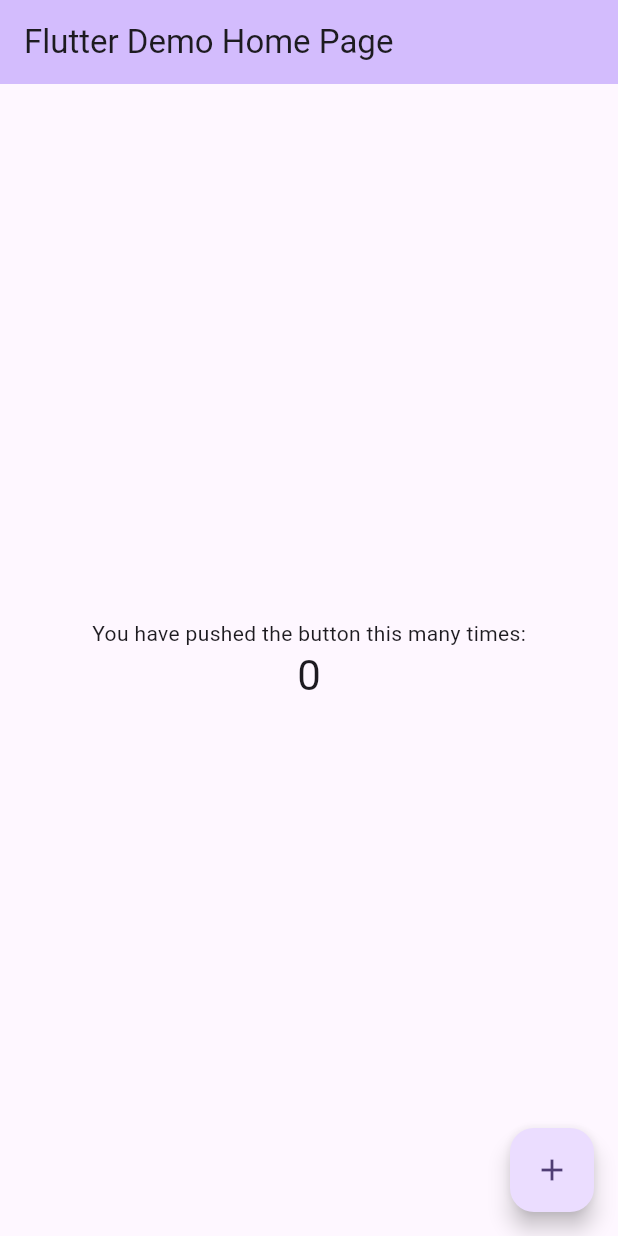
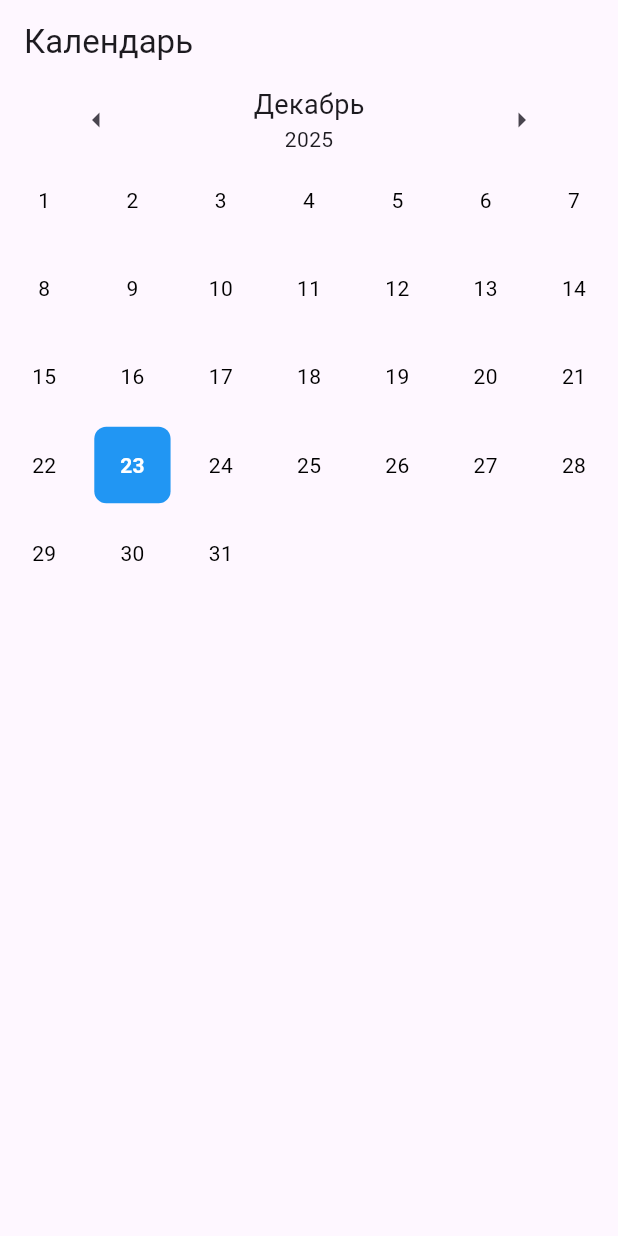
Before and after one commit to BusyHand/mobile_course, a Flutter app: the screen it shows after launch, on a phone screen of 412 x 824 dp. Run offline on Flutter 3.47's test engine with Material 3 defaults, Android fonts, the phone set to English and light mode, and no system bars.

Commit message:
Lab-4 init commit

```diff
--- /dev/null
+++ b/lib/controllers/calendar_controller.dart
@@ -0,0 +1,48 @@
+import 'package:flutter/material.dart';
+
+import '../models/calendar_model.dart';
+
+class CalendarController extends ChangeNotifier {
+  late CalendarModel _model;
+
+  CalendarController() {
+    final now = DateTime.now();
+    _model = CalendarModel(year: now.year, month: now.month);
+  }
+
+  CalendarModel get model => _model;
+
+  void nextMonth() {
+    if (_model.month == 12) {
+      _model = CalendarModel(year: _model.year + 1, month: 1);
+    } else {
+      _model = CalendarModel(year: _model.year, month: _model.month + 1);
+    }
+    notifyListeners();
+  }
+
+  void prevMonth() {
+    if (_model.month == 1) {
+      _model = CalendarModel(year: _model.year - 1, month: 12);
+    } else {
+      _model = CalendarModel(year: _model.year, month: _model.month - 1);
+    }
+    notifyListeners();
+  }
+
+  void setYear(int year) {
+    _model = CalendarModel(year: year, month: _model.month);
+    notifyListeners();
+  }
+
+  void goToToday() {
+    final now = DateTime.now();
+    _model = CalendarModel(year: now.year, month: now.month);
+    notifyListeners();
+  }
+
+  bool get isCurrentMonth {
+    final now = DateTime.now();
+    return now.year == _model.year && now.month == _model.month;
+  }
+}
--- a/lib/main.dart
+++ b/lib/main.dart
@@ -1,121 +1,24 @@
 import 'package:flutter/material.dart';
+import 'package:provider/provider.dart';
+
+import 'controllers/calendar_controller.dart';
+import 'screens/calendar_screen.dart';
 
 void main() {
-  runApp(const MyApp());
+  runApp(const CalendarApp());
 }
 
-class MyApp extends StatelessWidget {
-  const MyApp({super.key});
-
-  // This widget is the root of your application.
-  @override
-  Widget build(BuildContext context) {
-    return MaterialApp(
-      title: 'Flutter Demo',
-      theme: ThemeData(
-        // This is the theme of your application.
-        //
-        // TRY THIS: Try running your application with "flutter run". You'll see
-        // the application has a purple toolbar. Then, without quitting the app,
-        // try changing the seedColor in the colorScheme below to Colors.green
-        // and then invoke "hot reload" (save your changes or press the "hot
-        // reload" button in a Flutter-supported IDE, or press "r" if you used
-        // the command line to start the app).
-        //
-        // Notice that the counter didn't reset back to zero; the application
-        // state is not lost during the reload. To reset the state, use hot
-        // restart instead.
-        //
-        // This works for code too, not just values: Most code changes can be
-        // tested with just a hot reload.
-        colorScheme: .fromSeed(seedColor: Colors.deepPurple),
-      ),
-      home: const MyHomePage(title: 'Flutter Demo Home Page'),
-    );
-  }
-}
-
-class MyHomePage extends StatefulWidget {
-  const MyHomePage({super.key, required this.title});
-
-  // This widget is the home page of your application. It is stateful, meaning
-  // that it has a State object (defined below) that contains fields that affect
-  // how it looks.
-
-  // This class is the configuration for the state. It holds the values (in this
-  // case the title) provided by the parent (in this case the App widget) and
-  // used by the build method of the State. Fields in a Widget subclass are
-  // always marked "final".
-
-  final String title;
-
-  @override
-  State<MyHomePage> createState() => _MyHomePageState();
-}
-
-class _MyHomePageState extends State<MyHomePage> {
-  int _counter = 0;
-
-  void _incrementCounter() {
-    setState(() {
-      // This call to setState tells the Flutter framework that something has
-      // changed in this State, which causes it to rerun the build method below
-      // so that the display can reflect the updated values. If we changed
-      // _counter without calling setState(), then the build method would not be
-      // called again, and so nothing would appear to happen.
-      _counter++;
-    });
-  }
+class CalendarApp extends StatelessWidget {
+  const CalendarApp({super.key});
 
   @override
   Widget build(BuildContext context) {
-    // This method is rerun every time setState is called, for instance as done
-    // by the _incrementCounter method above.
-    //
-    // The Flutter framework has been optimized to make rerunning build methods
-    // fast, so that you can just rebuild anything that needs updating rather
-    // than having to individually change instances of widgets.
-    return Scaffold(
-      appBar: AppBar(
-        // TRY THIS: Try changing the color here to a specific color (to
-        // Colors.amber, perhaps?) and trigger a hot reload to see the AppBar
-        // change color while the other colors stay the same.
-        backgroundColor: Theme.of(context).colorScheme.inversePrimary,
-        // Here we take the value from the MyHomePage object that was created by
-        // the App.build method, and use it to set our appbar title.
-        title: Text(widget.title),
-      ),
-      body: Center(
-        // Center is a layout widget. It takes a single child and positions it
-        // in the middle of the parent.
-        child: Column(
-          // Column is also a layout widget. It takes a list of children and
-          // arranges them vertically. By default, it sizes itself to fit its
-          // children horizontally, and tries to be as tall as its parent.
-          //
-          // Column has various properties to control how it sizes itself and
-          // how it positions its children. Here we use mainAxisAlignment to
-          // center the children vertically; the main axis here is the vertical
-          // axis because Columns are vertical (the cross axis would be
-          // horizontal).
-          //
-          // TRY THIS: Invoke "debug painting" (choose the "Toggle Debug Paint"
-          // action in the IDE, or press "p" in the console), to see the
-          // wireframe for each widget.
-          mainAxisAlignment: .center,
-          children: [
-            const Text('You have pushed the button this many times:'),
-            Text(
-              '$_counter',
-              style: Theme.of(context).textTheme.headlineMedium,
-            ),
-          ],
-        ),
-      ),
-      floatingActionButton: FloatingActionButton(
-        onPressed: _incrementCounter,
-        tooltip: 'Increment',
-        child: const Icon(Icons.add),
+    return ChangeNotifierProvider(
+      create: (_) => CalendarController(),
+      child: MaterialApp(
+        title: 'Calendar',
+        theme: ThemeData(useMaterial3: true),
+        home: const CalendarScreen(),
       ),
     );
   }
--- /dev/null
+++ b/lib/models/calendar_model.dart
@@ -0,0 +1,17 @@
+class CalendarModel {
+  final int year;
+  final int month;
+
+  CalendarModel({required this.year, required this.month});
+
+  DateTime get firstDay => DateTime(year, month, 1);
+
+  int get daysInMonth => DateTime(year, month + 1, 0).day;
+
+  int get firstWeekday => firstDay.weekday; // 1..7 (Mon..Sun)
+
+  bool isToday(int day) {
+    final now = DateTime.now();
+    return now.year == year && now.month == month && now.day == day;
+  }
+}
--- /dev/null
+++ b/lib/screens/calendar_screen.dart
@@ -0,0 +1,30 @@
+import 'package:flutter/material.dart';
+import 'package:provider/provider.dart';
+
+import '../controllers/calendar_controller.dart';
+import '../widgets/calendar_grid.dart';
+import '../widgets/calendar_header.dart';
+
+class CalendarScreen extends StatelessWidget {
+  const CalendarScreen({super.key});
+
+  @override
+  Widget build(BuildContext context) {
+    final controller = context.watch<CalendarController>();
+
+    return Scaffold(
+      appBar: AppBar(title: const Text('Календарь')),
+      body: Column(
+        children: [
+          CalendarHeader(controller: controller),
+          CalendarGrid(model: controller.model),
+          if (!controller.isCurrentMonth)
+            ElevatedButton(
+              onPressed: controller.goToToday,
+              child: const Text('Вернуться к текущему месяцу'),
+            ),
+        ],
+      ),
+    );
+  }
+}
--- /dev/null
+++ b/lib/widgets/calendar_grid.dart
@@ -0,0 +1,25 @@
+import 'package:flutter/material.dart';
+
+import '../models/calendar_model.dart';
+import 'day_cell.dart';
+
+class CalendarGrid extends StatelessWidget {
+  final CalendarModel model;
+
+  const CalendarGrid({super.key, required this.model});
+
+  @override
+  Widget build(BuildContext context) {
+    final days = <Widget>[];
+
+    for (int i = 1; i < model.firstWeekday; i++) {
+      days.add(const SizedBox());
+    }
+
+    for (int day = 1; day <= model.daysInMonth; day++) {
+      days.add(DayCell(day: day, isToday: model.isToday(day)));
+    }
+
+    return Expanded(child: GridView.count(crossAxisCount: 7, children: days));
+  }
+}
--- /dev/null
+++ b/lib/widgets/calendar_header.dart
@@ -0,0 +1,48 @@
+import 'package:flutter/material.dart';
+
+import '../controllers/calendar_controller.dart';
+
+class CalendarHeader extends StatelessWidget {
+  final CalendarController controller;
+
+  const CalendarHeader({super.key, required this.controller});
+
+  @override
+  Widget build(BuildContext context) {
+    final monthName = [
+      '',
+      'Январь',
+      'Февраль',
+      'Март',
+      'Апрель',
+      'Май',
+      'Июнь',
+      'Июль',
+      'Август',
+      'Сентябрь',
+      'Октябрь',
+      'Ноябрь',
+      'Декабрь',
+    ][controller.model.month];
+
+    return Row(
+      mainAxisAlignment: MainAxisAlignment.spaceAround,
+      children: [
+        IconButton(
+          icon: const Icon(Icons.arrow_left),
+          onPressed: controller.prevMonth,
+        ),
+        Column(
+          children: [
+            Text(monthName, style: const TextStyle(fontSize: 18)),
+            Text(controller.model.year.toString()),
+          ],
+        ),
+        IconButton(
+          icon: const Icon(Icons.arrow_right),
+          onPressed: controller.nextMonth,
+        ),
+      ],
+    );
+  }
+}
--- /dev/null
+++ b/lib/widgets/day_cell.dart
@@ -0,0 +1,28 @@
+import 'package:flutter/material.dart';
+
+class DayCell extends StatelessWidget {
+  final int day;
+  final bool isToday;
+
+  const DayCell({super.key, required this.day, required this.isToday});
+
+  @override
+  Widget build(BuildContext context) {
+    return Container(
+      margin: const EdgeInsets.all(4),
+      decoration: BoxDecoration(
+        color: isToday ? Colors.blue : null,
+        borderRadius: BorderRadius.circular(8),
+      ),
+      child: Center(
+        child: Text(
+          day.toString(),
+          style: TextStyle(
+            color: isToday ? Colors.white : Colors.black,
+            fontWeight: isToday ? FontWeight.bold : FontWeight.normal,
+          ),
+        ),
+      ),
+    );
+  }
+}
```
